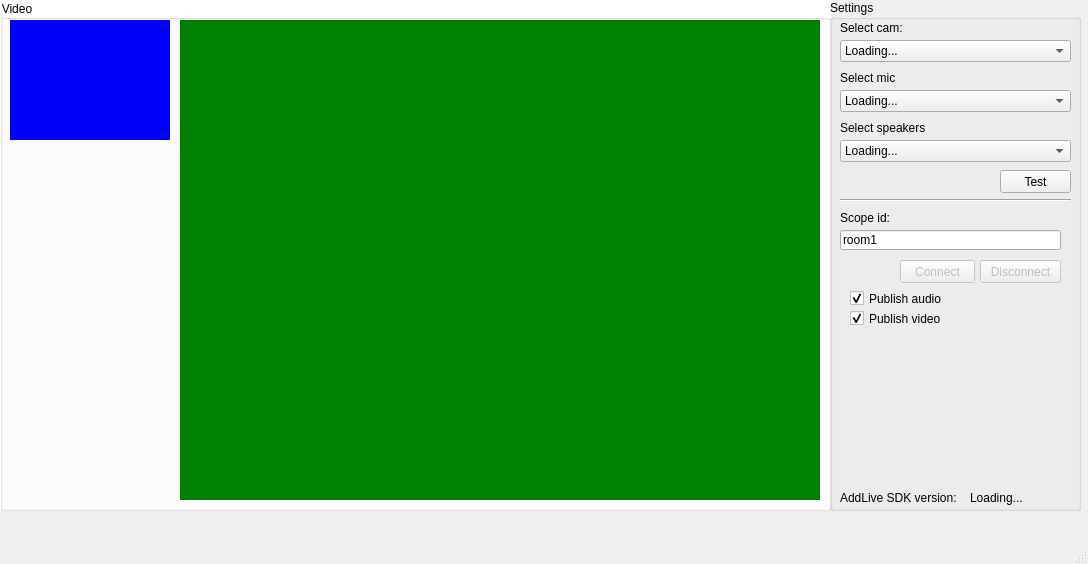
First picture: the form in cdo_sample_app/cdosampleappwindow.ui, repository addlive/addlive_c_examples, before the edit.
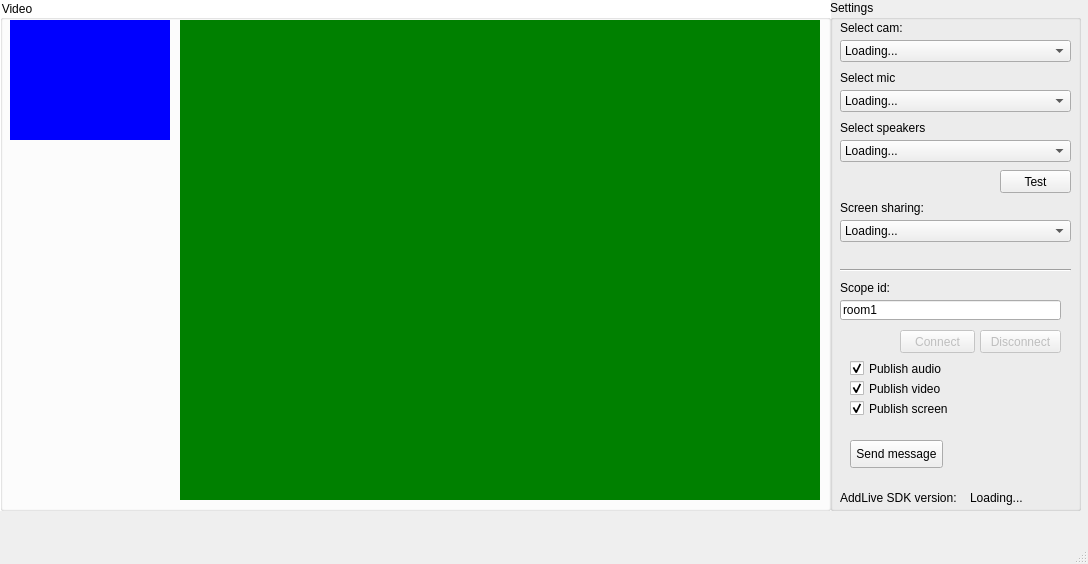
Second picture: the form after the edit. Custom widgets are drawn as their Qt base class.

Commit message: Support of screen sharing and adl_send_message API.

The edit to the form file:
```diff
--- a/cdo_sample_app/cdosampleappwindow.ui
+++ b/cdo_sample_app/cdosampleappwindow.ui
@@ -169,7 +169,7 @@
      <property name="geometry">
       <rect>
        <x>10</x>
-       <y>190</y>
+       <y>260</y>
        <width>231</width>
        <height>20</height>
       </rect>
@@ -182,7 +182,7 @@
      <property name="geometry">
       <rect>
        <x>10</x>
-       <y>210</y>
+       <y>280</y>
        <width>81</width>
        <height>16</height>
       </rect>
@@ -195,7 +195,7 @@
      <property name="geometry">
       <rect>
        <x>10</x>
-       <y>230</y>
+       <y>300</y>
        <width>221</width>
        <height>20</height>
       </rect>
@@ -211,7 +211,7 @@
      <property name="geometry">
       <rect>
        <x>70</x>
-       <y>260</y>
+       <y>330</y>
        <width>75</width>
        <height>23</height>
       </rect>
@@ -227,7 +227,7 @@
      <property name="geometry">
       <rect>
        <x>150</x>
-       <y>260</y>
+       <y>330</y>
        <width>81</width>
        <height>23</height>
       </rect>
@@ -240,7 +240,7 @@
      <property name="geometry">
       <rect>
        <x>20</x>
-       <y>290</y>
+       <y>360</y>
        <width>141</width>
        <height>17</height>
       </rect>
@@ -256,7 +256,7 @@
      <property name="geometry">
       <rect>
        <x>20</x>
-       <y>310</y>
+       <y>380</y>
        <width>111</width>
        <height>17</height>
       </rect>
@@ -294,6 +294,63 @@
       <string>Loading...</string>
      </property>
     </widget>
+    <widget class="QPushButton" name="sendMessageBtn">
+     <property name="geometry">
+      <rect>
+       <x>20</x>
+       <y>440</y>
+       <width>93</width>
+       <height>28</height>
+      </rect>
+     </property>
+     <property name="text">
+      <string>Send message</string>
+     </property>
+    </widget>
+    <widget class="QCheckBox" name="publishScreenChck">
+     <property name="geometry">
+      <rect>
+       <x>20</x>
+       <y>400</y>
+       <width>111</width>
+       <height>17</height>
+      </rect>
+     </property>
+     <property name="text">
+      <string>Publish screen</string>
+     </property>
+     <property name="checked">
+      <bool>true</bool>
+     </property>
+    </widget>
+    <widget class="QComboBox" name="screenCombo">
+     <property name="geometry">
+      <rect>
+       <x>10</x>
+       <y>220</y>
+       <width>231</width>
+       <height>22</height>
+      </rect>
+     </property>
+     <item>
+      <property name="text">
+       <string>Loading...</string>
+      </property>
+     </item>
+    </widget>
+    <widget class="QLabel" name="label_6">
+     <property name="geometry">
+      <rect>
+       <x>10</x>
+       <y>200</y>
+       <width>91</width>
+       <height>16</height>
+      </rect>
+     </property>
+     <property name="text">
+      <string>Screen sharing:</string>
+     </property>
+    </widget>
    </widget>
   </widget>
   <widget class="QStatusBar" name="statusBar"/>
```
The commit also changes 8 other files.
